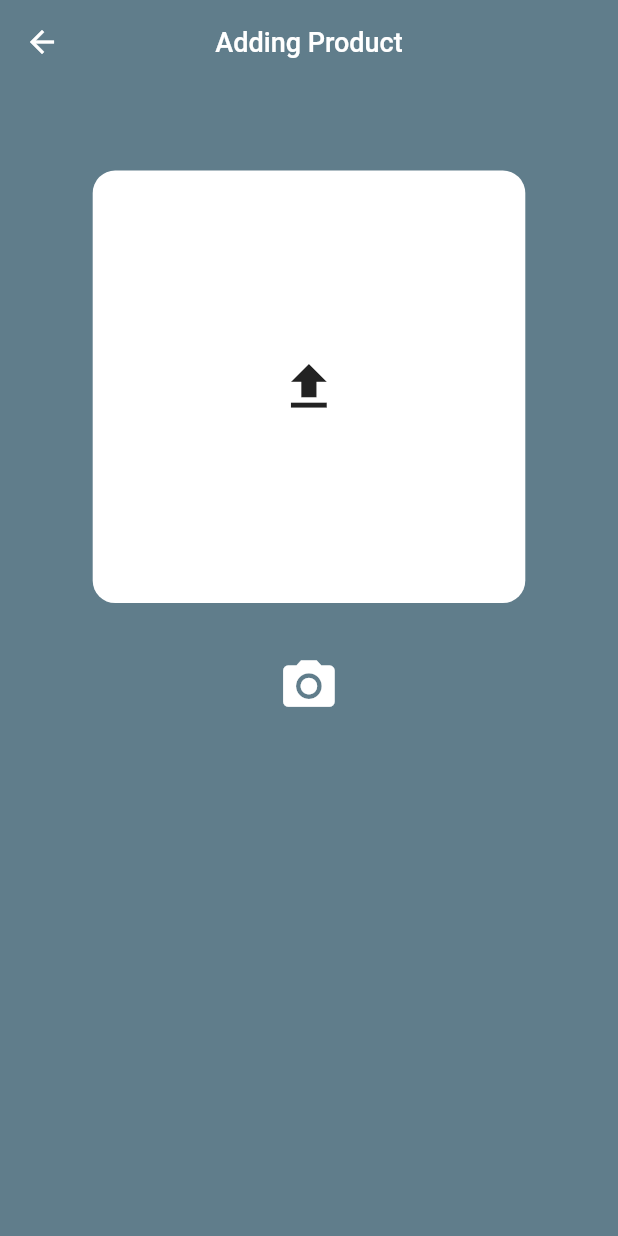
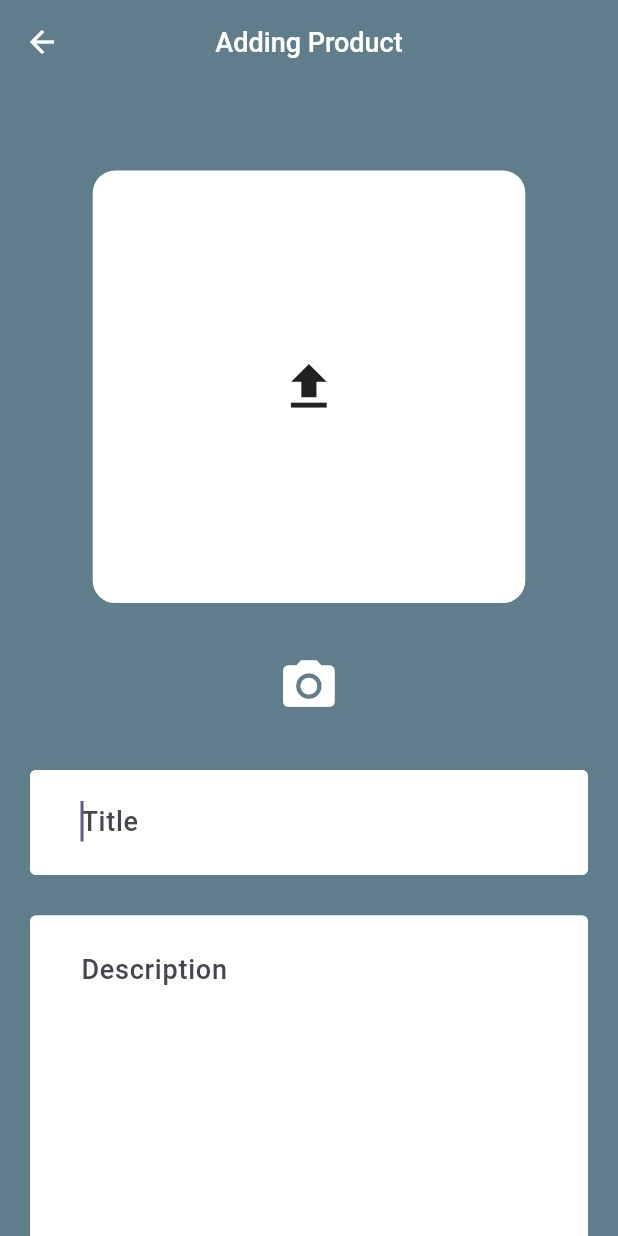
Before and after one commit to Shehab-adel/admin_rebuy_app, a Flutter app: the AddProductScreen screen opened by its route, on a phone screen of 412 x 824 dp. Run offline on Flutter 3.47's test engine with Material 3 defaults, Android fonts, the phone set to English and light mode, and no system bars; our stand-ins replace flutter_bloc, image_picker, sizer.

Commit message:
Done title , description,price and discount

```diff
--- a/lib/main_screen/add_product/add_prouct_screen.dart
+++ b/lib/main_screen/add_product/add_prouct_screen.dart
@@ -1,6 +1,7 @@
 import 'package:admin_rebuy_app/main_screen/add_product/widgets/image_upload_widget.dart';
 import 'package:admin_rebuy_app/utils/app_decoration.dart';
 import 'package:admin_rebuy_app/utils/theme_app.dart';
+import 'package:admin_rebuy_app/widgets/custom_text_formfield_widget.dart';
 import 'package:flutter/material.dart';
 import 'package:sizer/sizer.dart';
 
@@ -26,9 +27,54 @@ class AddProductScreen extends StatelessWidget {
       ),
       body: SingleChildScrollView(
         padding: EdgeInsets.symmetric(vertical: 7.h),
-        child: const Column(
+        child: Column(
           crossAxisAlignment: CrossAxisAlignment.stretch,
-          children: [ImageUploadWidget()],
+          children: [
+            const ImageUploadWidget(),
+            const SizedBox(height: 27),
+            Padding(
+              padding: const EdgeInsets.symmetric(horizontal: 20),
+              child: CustomTextFormField(
+                height: 70,
+                width: 20,
+                hintText: 'Title',
+                hintStyle: CustomTextStyle.textStyle18,
+                textStyle: CustomTextStyle.textStyle18,
+              ),
+            ),
+            const SizedBox(height: 27),
+            Padding(
+              padding: const EdgeInsets.symmetric(horizontal: 20),
+              child: CustomTextFormField(
+                height: 40.h,
+                maxLines: 100,
+                hintText: 'Description',
+                hintStyle: CustomTextStyle.textStyle18,
+                textStyle: CustomTextStyle.textStyle18,
+              ),
+            ),
+            const SizedBox(height: 27),
+            Padding(
+              padding: EdgeInsets.symmetric(horizontal: 30.w),
+              child: CustomTextFormField(
+                height: 70,
+                width: 20,
+                hintText: 'Price LE',
+                hintStyle: CustomTextStyle.textStyle18,
+                textStyle: CustomTextStyle.textStyle18,
+              ),
+            ),
+            const SizedBox(height: 27),
+            Padding(
+              padding: EdgeInsets.symmetric(horizontal: 30.w),
+              child: CustomTextFormField(
+                height: 70,
+                hintText: 'Discount LE',
+                hintStyle: CustomTextStyle.textStyle18,
+                textStyle: CustomTextStyle.textStyle18,
+              ),
+            ),
+          ],
         ),
       ),
     );
--- a/lib/main_screen/add_product/widgets/image_upload_widget.dart
+++ b/lib/main_screen/add_product/widgets/image_upload_widget.dart
@@ -1,9 +1,7 @@
 import 'package:admin_rebuy_app/main_screen/add_product/cubit/add_product_cubit.dart';
 import 'package:admin_rebuy_app/main_screen/add_product/cubit/add_product_states.dart';
 import 'package:admin_rebuy_app/utils/app_decoration.dart';
-import 'package:flutter/cupertino.dart';
 import 'package:flutter/material.dart';
-import 'package:flutter/widgets.dart';
 import 'package:flutter_bloc/flutter_bloc.dart';
 import 'package:sizer/sizer.dart';
 
--- a/lib/utils/app_decoration.dart
+++ b/lib/utils/app_decoration.dart
@@ -25,5 +25,4 @@ class BorderRadiusStyle {
 
 class CustomColor {
   static Color get whitecolor => Colors.white;
-  static Color get green => Colors.green;
 }
--- /dev/null
+++ b/lib/widgets/custom_text_formfield_widget.dart
@@ -0,0 +1,130 @@
+import 'package:admin_rebuy_app/utils/app_decoration.dart';
+import 'package:flutter/material.dart';
+import 'package:sizer/sizer.dart';
+
+class CustomTextFormField extends StatelessWidget {
+  const CustomTextFormField(
+      {super.key,
+      this.alignment,
+      this.width,
+      this.controller,
+      this.focusNode,
+      this.autofocus = true,
+      this.textStyle,
+      this.obscureText = false,
+      this.textInputAction = TextInputAction.next,
+      this.textInputType = TextInputType.text,
+      this.maxLines,
+      this.hintText,
+      this.hintStyle,
+      this.prefix,
+      this.prefixConstraints,
+      this.suffix,
+      this.height,
+      this.suffixConstraints,
+      this.contentPadding,
+      this.borderDecoration,
+      this.fillColor,
+      this.filled = true,
+      this.validator,
+      this.imagePath});
+
+  final Alignment? alignment;
+
+  final double? width;
+  final double? height;
+
+  final TextEditingController? controller;
+
+  final FocusNode? focusNode;
+
+  final bool? autofocus;
+
+  final TextStyle? textStyle;
+
+  final bool? obscureText;
+
+  final TextInputAction? textInputAction;
+
+  final TextInputType? textInputType;
+
+  final int? maxLines;
+
+  final String? hintText;
+
+  final TextStyle? hintStyle;
+
+  final Widget? prefix;
+
+  final BoxConstraints? prefixConstraints;
+
+  final Widget? suffix;
+
+  final BoxConstraints? suffixConstraints;
+
+  final EdgeInsets? contentPadding;
+
+  final InputBorder? borderDecoration;
+
+  final Color? fillColor;
+
+  final bool? filled;
+
+  final FormFieldValidator<String>? validator;
+
+  final String? imagePath;
+
+  @override
+  Widget build(BuildContext context) {
+    return textFormFieldWidget;
+  }
+
+  Widget get textFormFieldWidget => SizedBox(
+        width: width,
+        height: height,
+        child: TextFormField(
+          controller: controller,
+          focusNode: focusNode,
+          autofocus: autofocus!,
+          style: textStyle,
+          obscureText: obscureText!,
+          textInputAction: textInputAction,
+          keyboardType: textInputType,
+          maxLines: maxLines ?? 1,
+          decoration: decoration,
+          validator: validator,
+        ),
+      );
+  InputDecoration get decoration => InputDecoration(
+        hintText: hintText ?? "",
+        hintStyle: hintStyle,
+        prefixIcon: prefix,
+        suffixIcon: suffix,
+        suffixIconConstraints: suffixConstraints,
+        contentPadding: contentPadding ??
+            const EdgeInsets.only(top: 30, right: 30, bottom: 15, left: 30),
+        fillColor: fillColor ?? CustomColor.whitecolor,
+        filled: true,
+        border: borderDecoration ??
+            const OutlineInputBorder(
+              borderSide: BorderSide(
+                color: Colors.white,
+                width: 1,
+              ),
+            ),
+        enabledBorder: borderDecoration ??
+            const OutlineInputBorder(
+              borderSide: BorderSide(
+                color: Colors.white,
+                width: 1,
+              ),
+            ),
+        focusedBorder: borderDecoration ??
+            const OutlineInputBorder(
+              borderSide: BorderSide(
+                color: Colors.white,
+                width: 1,
+              ),
+            ),
+      );
+}
```
